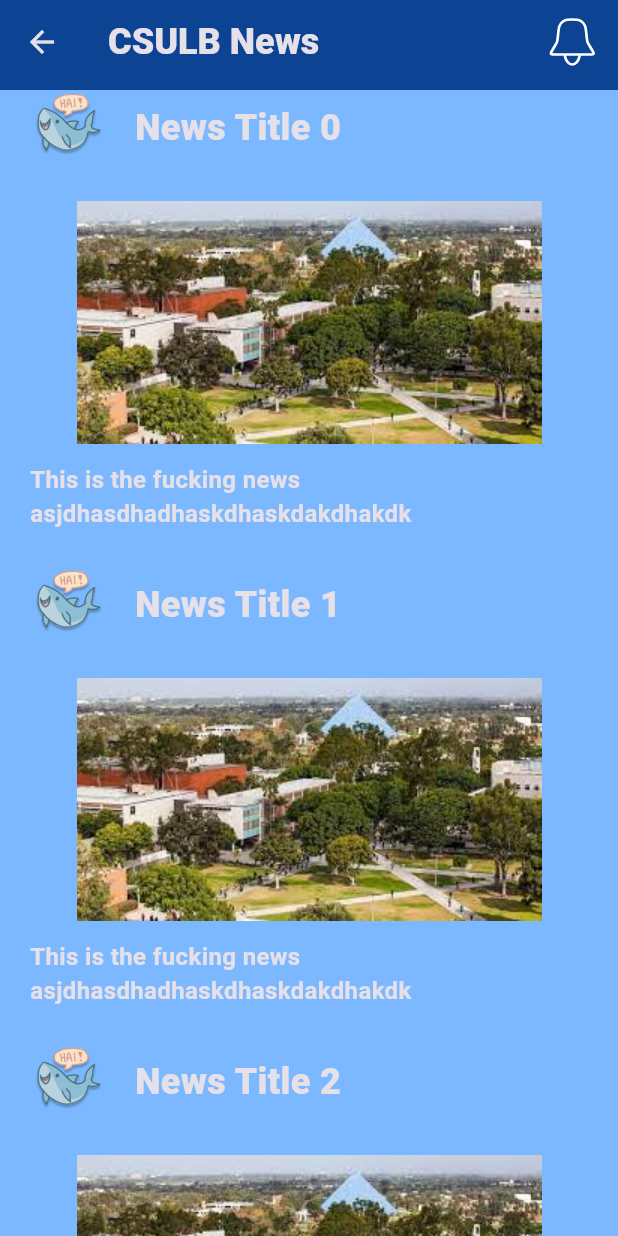
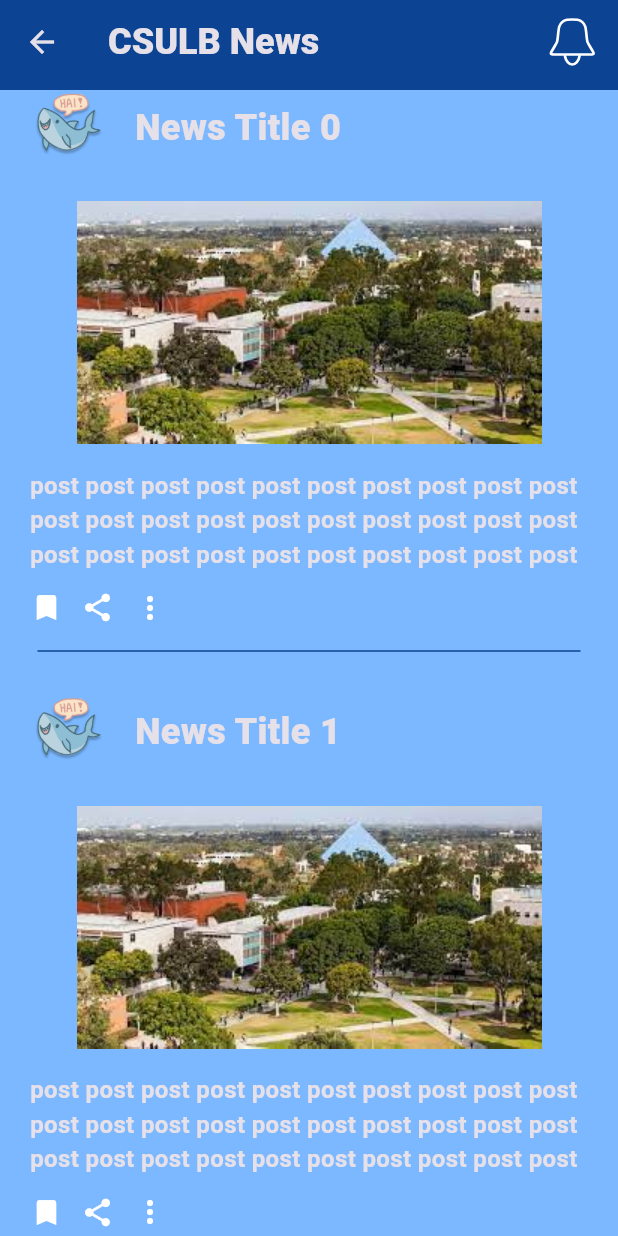
Before and after one commit to oscararenas12/ASAAP, a Flutter app: the NewsPage screen opened by its route, on a phone screen of 412 x 824 dp. Run offline on Flutter 3.47's test engine with Material 3 defaults, Android fonts, the phone set to English and light mode, and no system bars; our stand-ins replace cloud_firestore, dash_chat_2, firebase_auth, firebase_core, flutter_map, flutter_svg and 3 more; missing offline and left inert: chat_gpt_sdk; accounts and stored records are empty; network calls fail; Roboto replaces fonts that are missing (Urbanist).

Commit message:
icon news

```diff
--- a/flutter_491/lib/components/post_item.dart
+++ b/flutter_491/lib/components/post_item.dart
@@ -1,9 +1,16 @@
 import 'package:flutter/widgets.dart';
 import 'package:flutter/material.dart';
+import 'package:flutter_491/config/app_routes.dart';
 import 'package:flutter_491/styles/app_colors.dart';
 import 'package:flutter_491/styles/app_text.dart';
 
 //THIS PAGE IS FOR STYLING THE NEWSFEED
+
+
+enum NewsMenu {
+  option,
+  report,
+}
 
 class PostItem extends StatelessWidget{
 
@@ -18,6 +25,7 @@ class PostItem extends StatelessWidget{
       padding: const EdgeInsets.symmetric(horizontal: 20),
       child: Column(
         children: [
+
           Row(
             children: [
               //shark image
@@ -28,18 +36,85 @@ class PostItem extends StatelessWidget{
               SizedBox(
                 width: 20,
               ),
-              Text(heading, style: AppText.header1,),
-            ],
+              Text(heading, style: AppText.header1,
+
+              ),
+
+
+
+        ],
+
           ),
           SizedBox(
             height: 24,
           ),
           Image.asset('assets/temp/csulb campus.jpg'),
           SizedBox(
-            height: 12,
+            height: 16,
           ),
-          Text("This is the fucking news asjdhasdhadhaskdhaskdakdhakdk",
-          style: AppText.subtitle1,),
+          Text("post post post post post post post post post post post post post post post post post post post post post post post post post post post post post post",
+          style: AppText.subtitle1,
+          ),
+
+          Row(
+            children: [
+
+              Icon(Icons.bookmark,
+                  size: 22,
+                ),
+
+                SizedBox(
+                  width: 12,
+                ),
+
+              Icon(Icons.share,
+                  size: 22,
+                ),
+
+            PopupMenuButton<NewsMenu>(
+
+            onSelected: (value) {
+              switch (value) {
+                case NewsMenu.option:
+                  //Navigator.of(context).pushNamed(AppRoutes.'edit_profile');
+                  break;
+                case NewsMenu.report:
+                  print('report');
+                  break;
+                default:
+              }
+            },
+            icon: Icon(Icons.more_vert_rounded,),
+            itemBuilder: (context) {
+              return [
+                PopupMenuItem(
+                  child: Text('options'),
+                  value: NewsMenu.option,
+                ),
+                PopupMenuItem(
+                  child: Text('report'),
+                  value: NewsMenu.report,
+                ),
+              ];
+            },
+          ),
+            ],
+
+
+          ),
+
+
+
+            Divider(
+              color: AppColors.darkblue,
+              thickness: 1,
+              height: 10,
+              indent: 5,
+              endIndent: 5,
+            ),
+
+
+
         ],
       ),
     );
--- a/flutter_491/lib/pages/edit_profile_page.dart
+++ b/flutter_491/lib/pages/edit_profile_page.dart
@@ -1,7 +1,9 @@
 import 'package:flutter/material.dart';
 import 'package:flutter_491/components/app_textfield.dart';
+import 'package:flutter_491/components/post_item.dart';
 import 'package:flutter_491/components/toolbar.dart';
 import 'package:flutter_491/components/user_avatar.dart';
+import 'package:flutter_491/config/app_routes.dart';
 import 'package:flutter_491/styles/app_colors.dart';
 
 class EditProfilePage extends StatelessWidget {
@@ -44,7 +46,10 @@ class EditProfilePage extends StatelessWidget {
                       child: Icon(Icons.edit,
                       size: 20,
                       ))
+
                   ),
+
+
 
                 ],
               ),
--- a/flutter_491/lib/pages/news_page.dart
+++ b/flutter_491/lib/pages/news_page.dart
@@ -51,7 +51,7 @@ class NewsPage extends StatelessWidget{
   //list view for multiple objects
   mockUsersFromServer(){
     for (var i = 0; i < 100; i++){
-      heading.add('News Title $i');
+      heading.add('News Title $i',);
 
     }
   }
--- a/flutter_491/lib/pages/signup_page.dart
+++ b/flutter_491/lib/pages/signup_page.dart
@@ -3,6 +3,7 @@ import 'package:flutter/material.dart';
 import 'package:firebase_auth/firebase_auth.dart';
 import 'package:cloud_firestore/cloud_firestore.dart';
 import 'package:flutter_491/config/app_routes.dart';
+import 'package:flutter_491/styles/app_colors.dart';
 
 class SignUpPage extends StatefulWidget {
   @override
@@ -46,6 +47,7 @@ class _SignUpPageState extends State<SignUpPage> {
   Widget build(BuildContext context) {
     return Scaffold(
       appBar: AppBar(
+        backgroundColor: AppColors.darkblue,
         title: Text('Create Account'),
           // Add a back button to the AppBar
         leading: IconButton(
```
